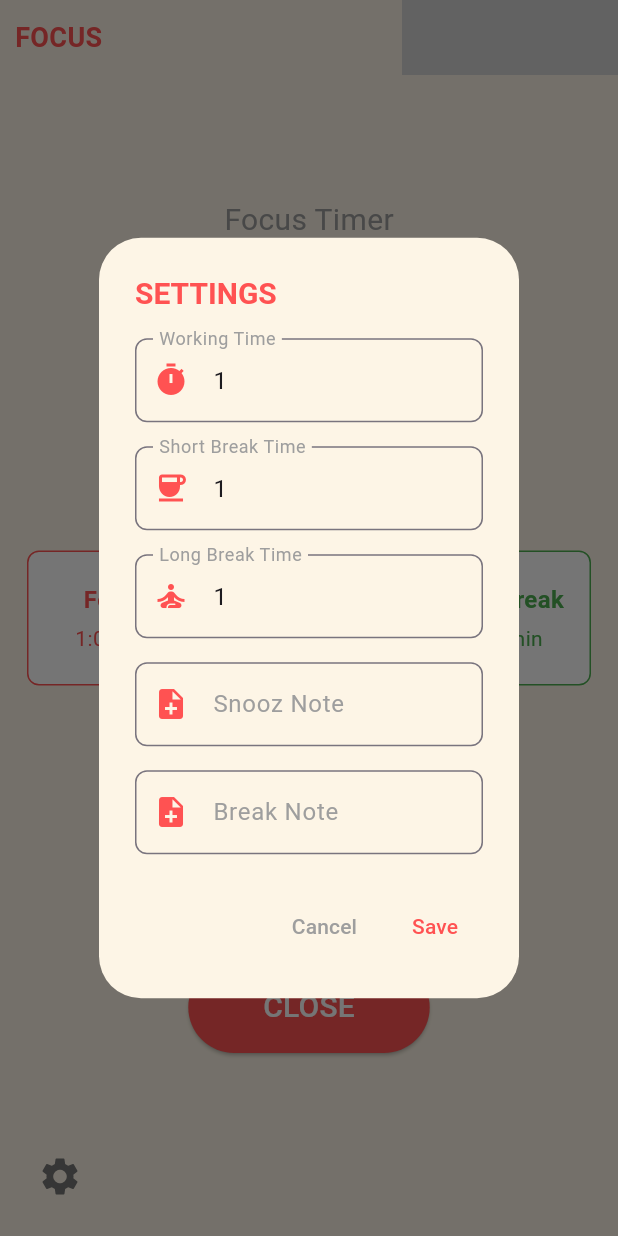
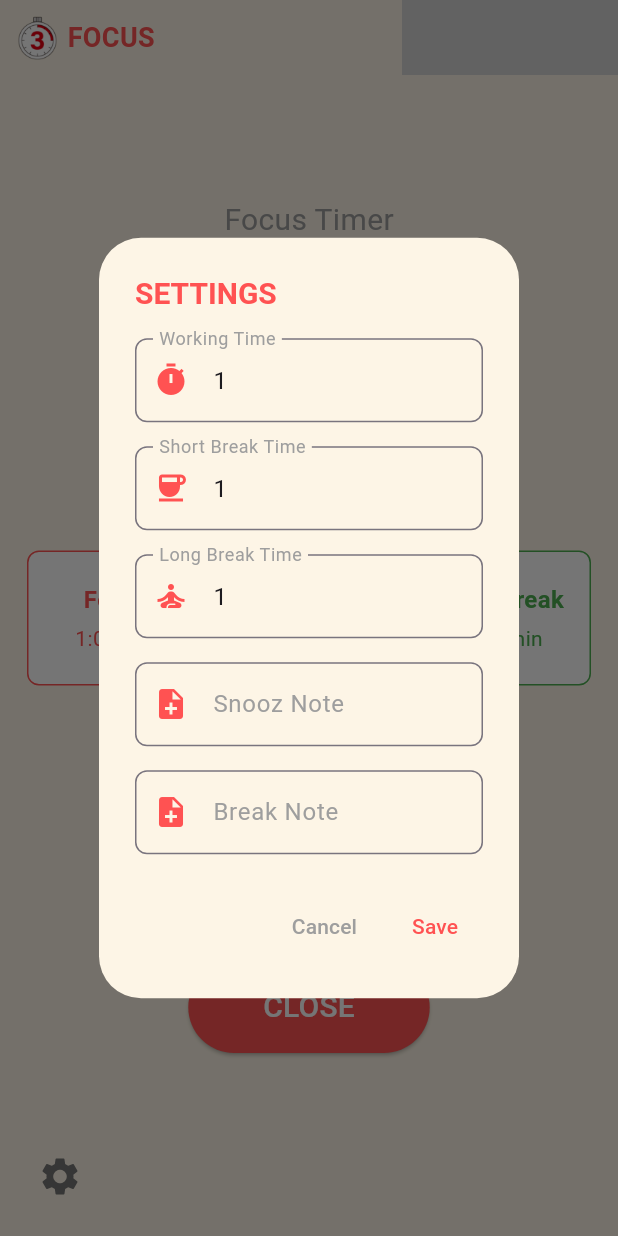
Before and after one commit to hisushanta/focus, a Flutter app: the screen it shows after launch, after a tap on "START", after a tap on the "settings" icon, on a phone screen of 412 x 824 dp. Run offline on Flutter 3.47's test engine with Material 3 defaults, Android fonts, the light colour scheme and no system bars; our stand-ins replace audioplayers, shared_preferences; missing offline and left inert: bitsdojo_window, window_manager; Roboto replaces fonts that are missing (DM_SerifText); project files that could hold a hidden picture were left out.

Commit message:
Now added the icon in top

```diff
--- a/focus/lib/main.dart
+++ b/focus/lib/main.dart
@@ -342,28 +342,41 @@ class _FocusKeeperHomePageState extends State<FocusKeeperHomePage> {
                       height: 50, // Title bar height
                       child: Row(
                         children: [
+                          // Custom PNG Icon
+                          Padding(
+                            padding: const EdgeInsets.only(left: 10), // Add left padding
+                            child: Image.asset(
+                              'assets/focus_logo.png', // Path to your custom image
+                              width: 30, // Adjust the width of the image
+                              height: 30, // Adjust the height of the image
+                              fit: BoxFit.cover, // Adjust how the image fits within the space
+                            ),
+                          ),
+                          const SizedBox(width: 3), // Add spacing between the icon and circle
+
+                          // "FOCUS" Title
                           Expanded(
                             child: MoveWindow(
                               child: Padding(
-                                padding: const EdgeInsets.symmetric(vertical: 10, horizontal: 10),
+                                padding: const EdgeInsets.symmetric(vertical: 12, horizontal: 2),
                                 child: Text(
                                   'FOCUS',
                                   style: const TextStyle(
                                     fontSize: 18,
                                     fontWeight: FontWeight.bold,
                                     color: Colors.redAccent,
-
                                   ),
                                   overflow: TextOverflow.ellipsis,
                                 ),
                               ),
                             ),
                           ),
+
+                          // Window Buttons
                           WindowButtons(),
                         ],
                       ),
                     ),
-
                     // Timer Display
                     Column(
                       mainAxisAlignment: MainAxisAlignment.center,
```
